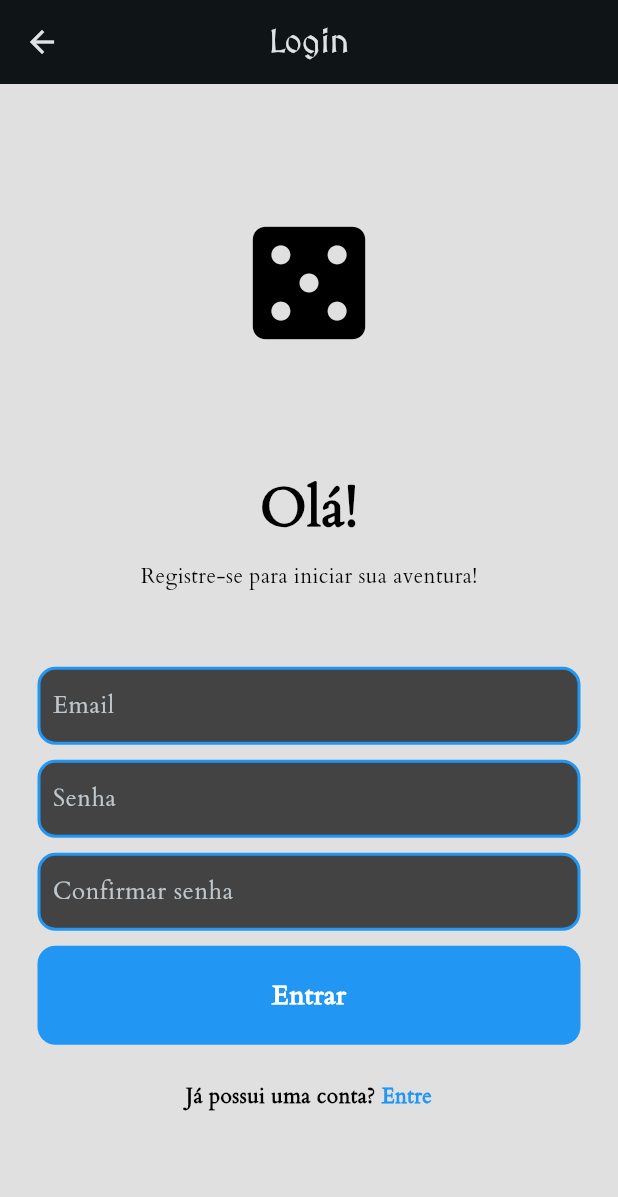
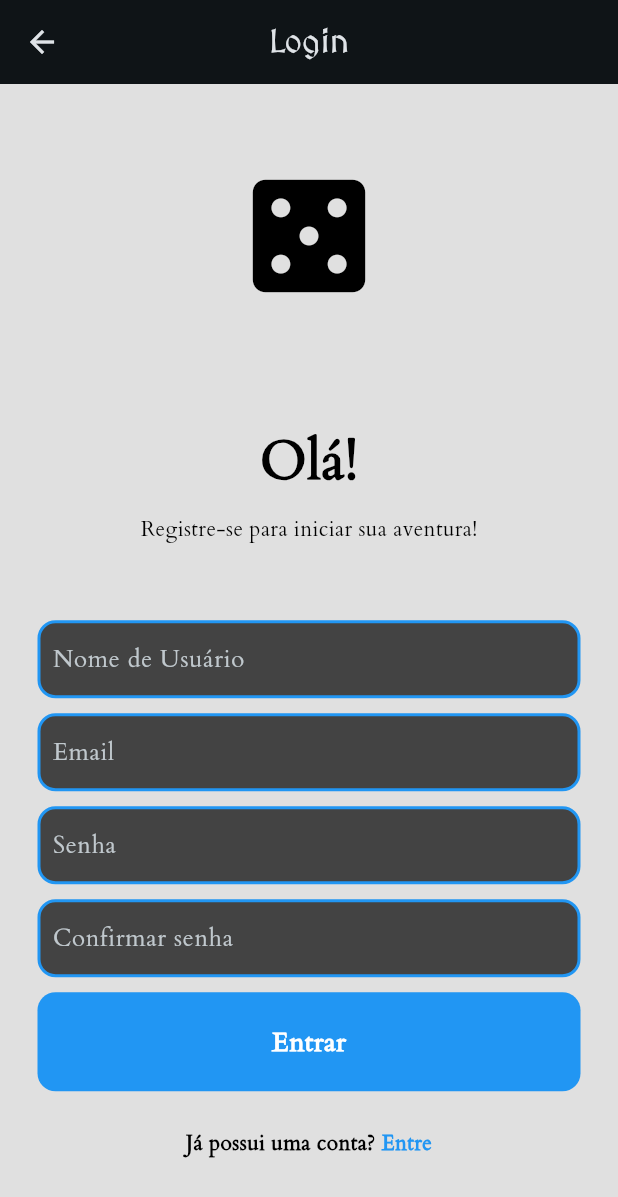
Before and after one commit to NeroScarllet/Ethern, a Flutter app: the RegisterPage screen opened directly with empty values, after a tap on "Entrar", on a phone screen of 412 x 824 dp. Shown: the top 1197 px of the screen. Run offline on Flutter 3.47's test engine with Material 3 defaults, Android fonts, the phone set to English and light mode, and no system bars; our stand-ins replace cloud_firestore, firebase_auth, firebase_core; accounts and stored records are empty; network calls fail.

Commit message:
Added user details input fields in the register_page

```diff
--- a/lib/pages/register_page.dart
+++ b/lib/pages/register_page.dart
@@ -1,5 +1,6 @@
 // ignore_for_file: unrelated_type_equality_checks
 
+import 'package:cloud_firestore/cloud_firestore.dart';
 import 'package:ethern/pages/home.dart';
 import 'package:ethern/pages/menu.dart';
 import 'package:firebase_auth/firebase_auth.dart';
@@ -17,11 +18,13 @@ class _RegisterPageState extends State<RegisterPage> {
   final _emailController = TextEditingController();
   final _passwordController = TextEditingController();
   final _confirmPasswordController = TextEditingController();
+  final _usernameController = TextEditingController();
 
   @override
   void dispose() {
     _emailController.dispose();
     _passwordController.dispose();
+    _usernameController.dispose();
     super.dispose();
   }
 
@@ -29,9 +32,14 @@ class _RegisterPageState extends State<RegisterPage> {
     if (passwordConfirmed()) {
       final navigator = Navigator.of(context);
       try {
+        // Create User
         await FirebaseAuth.instance.createUserWithEmailAndPassword(
-            email: _emailController.text.trim(),
-            password: _passwordController.text.trim());
+          email: _emailController.text.trim(),
+          password: _passwordController.text.trim(),
+        );
+        // Add user details
+        addUserDetails(_usernameController.text.trim());
+
         navigator
             .push(MaterialPageRoute(builder: (context) => const MenuPage()));
       } on FirebaseAuthException catch (e) {
@@ -52,6 +60,12 @@ class _RegisterPageState extends State<RegisterPage> {
     } else {
       return false;
     }
+  }
+
+  Future addUserDetails(String username) async {
+    await FirebaseFirestore.instance.collection('users').add({
+      'username': username,
+    });
   }
 
   @override
@@ -97,7 +111,32 @@ class _RegisterPageState extends State<RegisterPage> {
                 'Registre-se para iniciar sua aventura!',
                 style: TextStyle(color: Colors.black),
               ),
+
               SizedBox(height: 50),
+              // Campo de texto - Nome de Usuário
+              Padding(
+                padding: const EdgeInsets.symmetric(horizontal: 25),
+                child: Container(
+                  decoration: BoxDecoration(
+                    color: Colors.black.withOpacity(.7),
+                    border: Border.all(color: Colors.blue, width: 2),
+                    borderRadius: BorderRadius.circular(12),
+                  ),
+                  child: Padding(
+                    padding: const EdgeInsets.only(left: 8.0),
+                    child: TextField(
+                      controller: _usernameController,
+                      decoration: InputDecoration(
+                        border: InputBorder.none,
+                        hintText: 'Nome de Usuário',
+                      ),
+                    ),
+                  ),
+                ),
+              ),
+
+              SizedBox(height: 10),
+              // Campo de texto - Email
               Padding(
                 padding: const EdgeInsets.symmetric(horizontal: 25),
                 child: Container(
@@ -118,7 +157,10 @@ class _RegisterPageState extends State<RegisterPage> {
                   ),
                 ),
               ),
+
               SizedBox(height: 10),
+
+              // Campo de texto - Senha
               Padding(
                 padding: const EdgeInsets.symmetric(horizontal: 25),
                 child: Container(
@@ -140,7 +182,10 @@ class _RegisterPageState extends State<RegisterPage> {
                   ),
                 ),
               ),
+
               SizedBox(height: 10),
+
+              // Campo de texto - Confirmar Senha
               Padding(
                 padding: const EdgeInsets.symmetric(horizontal: 25),
                 child: Container(
--- a/pubspec.yaml
+++ b/pubspec.yaml
@@ -37,6 +37,7 @@ dependencies:
   cupertino_icons: ^1.0.8
   firebase_core: ^3.6.0
   firebase_auth: ^5.3.1
+  cloud_firestore: 5.4.4
 
 dev_dependencies:
   flutter_test:
```
Also changed, not shown: pubspec.lock, 3 other files.
